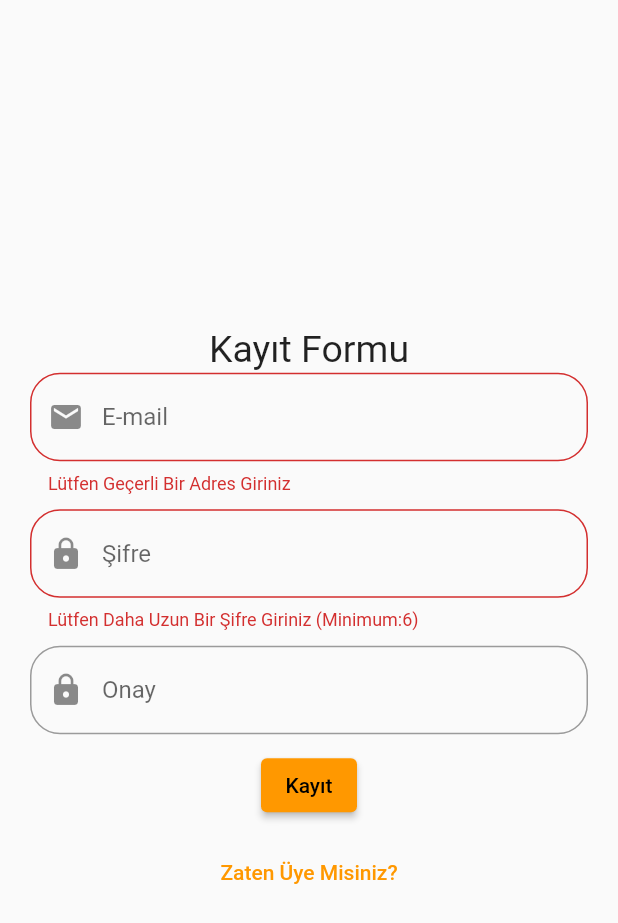
After one commit to BeytullahAy/authentication_app, a Flutter app: the emailSingInPage screen opened directly, after a tap on "Giriş", after a tap on "Yeni Kayıt İçin Tıklayınız", after a tap on "Kayıt", on a phone screen of 412 x 824 dp. The commit adds this screen. Shown: the top 923 px of the screen. Run offline on Flutter 3.47's test engine with Material 2 defaults, Android fonts, the phone set to English and light mode, and no system bars; our stand-ins replace cloud_firestore, email_validator, firebase_auth, firebase_core; accounts and stored records are empty; network calls fail.

Commit message:
Anonim giriş tamamlandı ve E-mail girişi aktif

```diff
--- a/lib/services/auth.dart
+++ b/lib/services/auth.dart
@@ -20,4 +20,10 @@ class Auth {
   Future<void> signOut() async {
     await _firebaseAuth.signOut();
   }
+
+  // bu method firebase ile konusacak.
+  // log in mi log out mu onun bilgisi alınması işlemi için
+  Stream<User> authStatus() {
+    return _firebaseAuth.authStateChanges();
+  }
 }
--- /dev/null
+++ b/lib/views/email_sign_in.dart
@@ -0,0 +1,218 @@
+// ignore_for_file: prefer_const_constructors, camel_case_types
+
+import 'package:flutter/material.dart';
+import 'package:email_validator/email_validator.dart'; // e mail kontrolü için kütüphane
+
+//Bu değişken sayesinde ya kayıt olma ekranına ya da giriş yapma ekranına geçecek.
+// sınıf içinde  tanımlanmaz
+enum FormStatus { signIn, register, reset }
+
+class emailSingInPage extends StatefulWidget {
+  @override
+  State<emailSingInPage> createState() => _emailSingInPageState();
+}
+
+class _emailSingInPageState extends State<emailSingInPage> {
+  // yukarıda tanımladığımız enum yapısından çekiyoruz.
+  FormStatus _formStatus = FormStatus.signIn;
+
+  @override
+  Widget build(BuildContext context) {
+    return SafeArea(
+      child: Scaffold(
+        body: Center(
+          // hangisi seçiliyse o sayfaya aç
+          child: _formStatus == FormStatus.signIn
+              ? buildSingInForm()
+              : buildRegisterInForm(),
+        ),
+      ),
+    );
+  }
+
+// Giriş yapma formu
+  Widget buildSingInForm() {
+    // kullanıcı girdileri doğru mu bizim istediğimiz gibi kontrol amaçlı
+    // bir key oluşturduk. Bu kod sabit bir kod  GlobalKey<FormState>() kısmı
+    final _signInFormKey = GlobalKey<FormState>();
+
+    TextEditingController _emailController = TextEditingController();
+    TextEditingController _passwordController = TextEditingController();
+
+    return Padding(
+      padding: const EdgeInsets.all(20.0),
+      child: Form(
+        key: _signInFormKey,
+        child: Column(
+          mainAxisAlignment: MainAxisAlignment.center,
+          children: [
+            Text(
+              "Lüften Giriş Yapınız",
+              style: TextStyle(fontSize: 25),
+            ),
+            SizedBox(
+              height: 20,
+            ),
+            TextFormField(
+              validator: (val) {
+                // Email paketindeki gibi email değilse hata vericek
+                if (!EmailValidator.validate(val)) {
+                  return 'Lütfen Geçerli Bir Adres Giriniz';
+                } else {
+                  return null;
+                }
+              },
+              keyboardType: TextInputType.emailAddress,
+              decoration: InputDecoration(
+                  prefixIcon: Icon(Icons.email),
+                  hintText: "E-mail",
+                  border: OutlineInputBorder(
+                      borderRadius: BorderRadius.circular(20.0))),
+            ),
+            SizedBox(
+              height: 10,
+            ),
+            TextFormField(
+                validator: (valu) {
+                  // @ işareti içermiyorsa hata vericek
+                  if (valu.length < 6) {
+                    return 'Lütfen Daha Uzun Bir Şifre Giriniz (Minimum:6)';
+                  } else {
+                    return null;
+                  }
+                },
+                obscureText: true,
+                decoration: InputDecoration(
+                    prefixIcon: Icon(Icons.lock),
+                    hintText: "Şifre",
+                    border: OutlineInputBorder(
+                        borderRadius: BorderRadius.circular(20.0)))),
+            SizedBox(
+              height: 10,
+            ),
+            ElevatedButton(
+                onPressed: () {
+                  // gelen mesajı telefon ekranına yazdırıyor
+                  print(_signInFormKey.currentState.validate());
+                },
+                child: Text("Giriş")),
+            SizedBox(
+              height: 10,
+            ),
+            TextButton(
+                onPressed: () {
+                  setState(() {
+                    // sayfayı yeniler ama resigstera çevirip yenile.
+                    _formStatus = FormStatus.register;
+                  });
+                },
+                child: Text("Yeni Kayıt İçin Tıklayınız")),
+          ],
+        ),
+      ),
+    );
+  }
+
+//
+//
+//
+// Kayıt olma formu
+  Widget buildRegisterInForm() {
+    // bu formun keyini oluşturduk.
+    final _registerFormKey = GlobalKey<FormState>();
+    TextEditingController _emailController = TextEditingController();
+    TextEditingController _passwordController = TextEditingController();
+    TextEditingController _passwordConfirmController = TextEditingController();
+
+    return Padding(
+      padding: const EdgeInsets.all(20.0),
+      child: Form(
+        key: _registerFormKey,
+        child: Column(
+          mainAxisAlignment: MainAxisAlignment.center,
+          children: [
+            Text(
+              "Kayıt Formu",
+              style: TextStyle(fontSize: 25),
+            ),
+            SizedBox(
+              height: 1,
+            ),
+            TextFormField(
+                controller: _emailController,
+                validator: (val) {
+                  // Email paketindeki gibi email değilse hata vericek
+                  if (!EmailValidator.validate(val)) {
+                    return 'Lütfen Geçerli Bir Adres Giriniz';
+                  } else {
+                    return null;
+                  }
+                },
+                keyboardType: TextInputType.emailAddress,
+                decoration: InputDecoration(
+                    prefixIcon: Icon(Icons.email),
+                    hintText: "E-mail",
+                    border: OutlineInputBorder(
+                        borderRadius: BorderRadius.circular(20.0)))),
+            SizedBox(
+              height: 10,
+            ),
+            TextFormField(
+                controller: _passwordController,
+                validator: (valu) {
+                  // @ işareti içermiyorsa hata vericek
+                  if (valu.length < 6) {
+                    return 'Lütfen Daha Uzun Bir Şifre Giriniz (Minimum:6)';
+                  } else {
+                    return null;
+                  }
+                },
+                obscureText: true,
+                decoration: InputDecoration(
+                    prefixIcon: Icon(Icons.lock),
+                    hintText: "Şifre",
+                    border: OutlineInputBorder(
+                        borderRadius: BorderRadius.circular(20.0)))),
+            SizedBox(
+              height: 10,
+            ),
+            TextFormField(
+                controller: _passwordConfirmController,
+                validator: (value) {
+                  if (value != _passwordController.text) {
+                    return "Şifreler Uyuşmuyor";
+                  } else {
+                    return null;
+                  }
+                },
+                obscureText: true,
+                decoration: InputDecoration(
+                    prefixIcon: Icon(Icons.lock),
+                    hintText: "Onay",
+                    border: OutlineInputBorder(
+                        borderRadius: BorderRadius.circular(20.0)))),
+            SizedBox(
+              height: 10,
+            ),
+            ElevatedButton(
+                onPressed: () {
+                  print(_registerFormKey.currentState.validate());
+                },
+                child: Text("Kayıt")),
+            SizedBox(
+              height: 10,
+            ),
+            TextButton(
+                onPressed: () {
+                  setState(() {
+                    // sayfayı yenile ama resigstera çevirip yenile.
+                    _formStatus = FormStatus.signIn;
+                  });
+                },
+                child: Text("Zaten Üye Misiniz?")),
+          ],
+        ),
+      ),
+    );
+  }
+}
--- a/lib/views/sing_in_page.dart
+++ b/lib/views/sing_in_page.dart
@@ -1,11 +1,39 @@
 // ignore_for_file: prefer_const_constructors
 import 'package:authentication_app/services/auth.dart';
+import 'package:authentication_app/views/email_sign_in.dart';
 import 'package:firebase_auth/firebase_auth.dart';
 import 'package:authentication_app/widgets/my_button.dart';
 import 'package:flutter/material.dart';
 import 'package:provider/provider.dart';
 
-class signInPage extends StatelessWidget {
+class signInPage extends StatefulWidget {
+  @override
+  State<signInPage> createState() => _signInPageState();
+}
+
+class _signInPageState extends State<signInPage> {
+  // butonlara tıkladığında diğer sayfaya gidene kadar
+  // birden fazla kez basılıp id alabilme hatasını çözmek için
+  bool _isLoading = false;
+
+  // anonim butonuna tıklandığında olacak işlemler
+  // aşağıda kalabalık yapmasın diye ayrı tuttuk
+  Future<void> _signInAnonymously() async {
+    setState(() {
+      // butona tıklandığında true ya çevir ve kitle
+      _isLoading = true;
+    });
+
+    // anonim şekilde kullanıcıya user id veriyor.
+    final user =
+        await Provider.of<Auth>(context, listen: false).signInAnonymously();
+    setState(() {
+      _isLoading = false;
+    });
+
+    print(user.uid);
+  }
+
   @override
   Widget build(BuildContext context) {
     return Scaffold(
@@ -35,18 +63,18 @@ class signInPage extends StatelessWidget {
             myButton(
               color: Colors.orangeAccent,
               child: Text("Sing In  Anonymously"),
-              onPressed: () async {
-                // anonim şekilde kullanıcıya user id veriyor.
-                final user = await Provider.of<Auth>(context, listen: false)
-                    .signInAnonymously();
-                print(user.uid);
-              },
+              onPressed: _isLoading ? null : _signInAnonymously,
             ),
             SizedBox(height: 10),
             myButton(
               color: Colors.yellow,
               child: Text("Sing In  Email/password"),
-              onPressed: () {},
+              onPressed: () {
+                Navigator.push(
+                    context,
+                    MaterialPageRoute(
+                        builder: ((context) => emailSingInPage())));
+              },
             ),
             SizedBox(height: 10),
             myButton(
--- a/lib/widgets/my_button.dart
+++ b/lib/widgets/my_button.dart
@@ -15,6 +15,8 @@ class myButton extends StatelessWidget {
       height: 50,
       width: 300,
       child: RaisedButton(
+        // butona tıklandığında kitlenecek ve renginin biraz daha açık olması istiyorum.
+        disabledColor: color.withOpacity(0.8),
         color: color,
         onPressed: onPressed,
         child: child,
--- a/lib/widgets/on_board.dart
+++ b/lib/widgets/on_board.dart
@@ -1,5 +1,8 @@
+import 'package:authentication_app/services/auth.dart';
 import 'package:authentication_app/views/sing_in_page.dart';
+import 'package:firebase_auth/firebase_auth.dart';
 import 'package:flutter/material.dart';
+import 'package:provider/provider.dart';
 
 import '../views/home_page.dart';
 
@@ -11,10 +14,32 @@ class onBoardWidget extends StatefulWidget {
 }
 
 class _onBoardWidgetState extends State<onBoardWidget> {
-  bool _isLogged = true;
+  // bool _isLogged = true;
 
   @override
   Widget build(BuildContext context) {
-    return _isLogged ? HomePage() : signInPage();
+    // auth dinlemek için Provider kullandık.
+    final _auth = Provider.of<Auth>(context, listen: false);
+
+// auth ile authstatuse bağlanıoruz. authstatus ise firbase bağlanıyor.
+// böylelikle log bilgisi alınıyor
+    return StreamBuilder<User>(
+        stream: _auth.authStatus(),
+        // AsyncSnapshot bir streamdan en son gelen verinin paketlendiği sınıf.
+        builder: (BuildContext context, AsyncSnapshot<dynamic> snapshot) {
+          // hazır kod burası. Bağlantı varsa aktif et.
+          if (snapshot.connectionState == ConnectionState.active) {
+            // aktif ise data boş ise signinPage
+            // data boş dolu ise HomePage yönlendir.
+            return snapshot.data != null ? HomePage() : signInPage();
+          } else {
+            // aktif değilse bekleme ekranı yap
+            return SizedBox(
+              height: 300,
+              width: 300,
+              child: CircularProgressIndicator(),
+            );
+          }
+        });
   }
 }
--- a/pubspec.yaml
+++ b/pubspec.yaml
@@ -33,7 +33,7 @@ dependencies:
   firebase_core: ^1.14.0
   cloud_firestore: ^3.1.11
   provider: ^6.0.2
-
+  email_validator: ^2.0.1
 
 
   # The following adds the Cupertino Icons font to your application.
```
Also changed, not shown: pubspec.lock.
